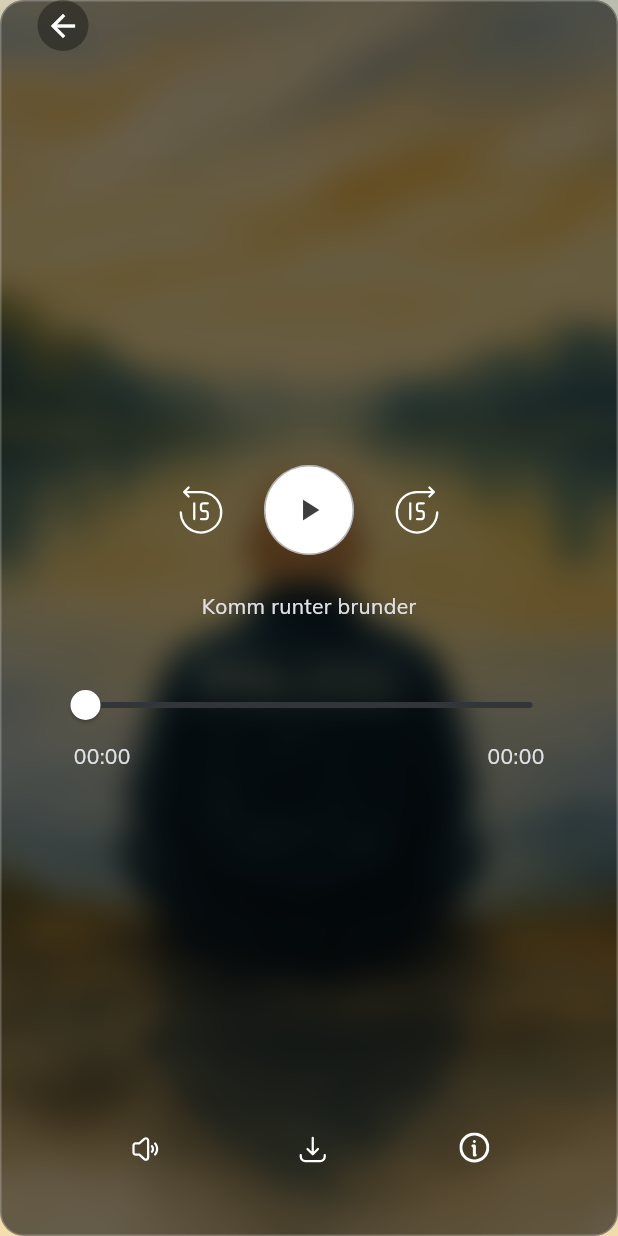
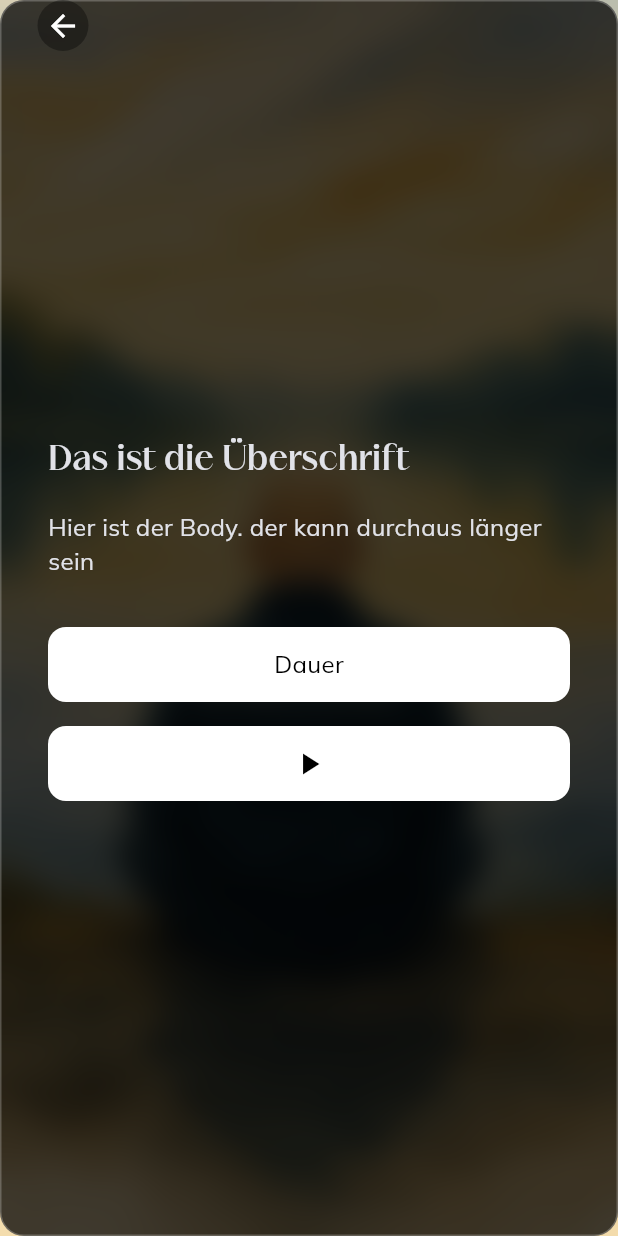
Before and after one commit to christianbachmannweb/poliZen, a Flutter app: the screen it shows after launch, after a tap on "Akzeptanz", on a phone screen of 412 x 824 dp. Run offline on Flutter 3.47's test engine with Material 3 defaults, Android fonts, the light colour scheme and no system bars; our stand-ins replace audioplayers, auto_route, cached_network_image, dartz, flutter_svg, like_button and 2 more; network calls fail.

Commit message:
PreMediation Page hinzugefügt

```diff
--- a/lib/bootstrap.dart
+++ b/lib/bootstrap.dart
@@ -1,6 +1,8 @@
 import 'package:flutter/material.dart';
+import 'package:polizen_app/data/repositories/blog_repository.dart';
 import 'package:polizen_app/presentation/app.dart';
 
 void bootstrap() {
+  BlogRepository().getBlogs();
   runApp(MyApp());
 }
--- /dev/null
+++ b/lib/core/error/failiure.dart
@@ -0,0 +1,6 @@
+class Failiure {
+  final String message;
+  final int statusCode;
+
+  Failiure({required this.message, required this.statusCode});
+}
--- a/lib/core/routes/app_router.dart
+++ b/lib/core/routes/app_router.dart
@@ -8,5 +8,6 @@
     AutoRoute(page: DetailRoute.page),
     AutoRoute(page: HomeRoute.page, initial: true),
     AutoRoute(page: PlayerRoute.page),
+    AutoRoute(page: PreMeditationRoute.page),
   ];
 }
--- /dev/null
+++ b/lib/data/models/pre_meditation_model.dart
@@ -0,0 +1,6 @@
+class PreMeditation {
+  final String titel;
+  final String meditationInfo;
+
+  PreMeditation({required this.titel, required this.meditationInfo});
+}
--- /dev/null
+++ b/lib/data/repositories/blog_repository.dart
@@ -0,0 +1,18 @@
+import 'dart:developer';
+
+import 'package:dartz/dartz.dart';
+import 'package:polizen_app/core/error/failiure.dart';
+import 'package:polizen_app/data/models/blog_model.dart';
+import 'package:pocketbase/pocketbase.dart';
+
+class BlogRepository {
+  Future<Either<List<Blog>, Failiure>> getBlogs() async {
+    final pb = PocketBase(
+      'http://pocketbase-n408sccgcck4c4000o84s48s.49.12.195.2.sslip.io',
+    );
+
+    final records = await pb.collection('Blog').getFullList();
+    log(records.toString());
+    return Right(Failiure(message: '', statusCode: 400));
+  }
+}
--- a/lib/presentation/pages/01_home/view/home_page.dart
+++ b/lib/presentation/pages/01_home/view/home_page.dart
@@ -68,12 +68,10 @@
                     icon1: Icons.start,
                     icon2: Icons.safety_check,
                     onTapped1: () {
-                      debugPrint('Tapped: Einführung');
                       context.pushRoute(PlayerRoute());
                     },
                     onTapped2: () {
-                      debugPrint('Tapped: Einführung');
-                      context.pushRoute(PlayerRoute());
+                      context.pushRoute(PreMeditationRoute());
                     },
                   ),
                   HomePageBtnRowWidget(
--- /dev/null
+++ b/lib/presentation/pages/info/view/pre_meditaion_page.dart
@@ -0,0 +1,102 @@
+import 'dart:ui';
+
+import 'package:auto_route/auto_route.dart';
+import 'package:flutter/material.dart';
+import 'package:polizen_app/core/theme/typography.dart';
+import 'package:polizen_app/data/models/pre_meditation_model.dart';
+
+@RoutePage()
+class PreMeditationPage extends StatelessWidget {
+  final PreMeditation preMeditation = PreMeditation(
+    titel: 'Das ist die Überschrift',
+    meditationInfo: 'Hier ist der Body. der kann durchaus länger sein',
+  );
+
+  PreMeditationPage({super.key});
+
+  @override
+  Widget build(BuildContext context) {
+    final size = MediaQuery.sizeOf(context);
+    return Scaffold(
+      body: Stack(
+        children: [
+          Positioned.fill(
+            child: Image.asset(
+              'assets/images/imageakzeptanz.png',
+              fit: BoxFit.cover,
+            ),
+          ),
+          ClipRect(
+            child: BackdropFilter(
+              filter: ImageFilter.blur(sigmaX: 10.0, sigmaY: 10.0),
+              child: Container(
+                decoration: BoxDecoration(
+                  color: Colors.black12.withAlpha(190),
+                  borderRadius: BorderRadius.circular(16),
+                  border: Border.all(width: 1, color: Colors.white24),
+                ),
+              ),
+            ),
+          ),
+          Padding(
+            padding: const EdgeInsets.symmetric(horizontal: 32.0),
+            child: Column(
+              mainAxisAlignment: MainAxisAlignment.center,
+              crossAxisAlignment: CrossAxisAlignment.start,
+
+              children: [
+                Text(preMeditation.titel, style: AppFonts.h2),
+                const SizedBox(height: 16),
+                Text(preMeditation.meditationInfo, style: AppFonts.body),
+                const SizedBox(height: 32),
+                Container(
+                  width: size.width,
+                  height: 50,
+                  decoration: BoxDecoration(
+                    color: Colors.white,
+                    borderRadius: BorderRadius.circular(12),
+                  ),
+                  child: Center(
+                    child: Text(
+                      'Dauer',
+                      style: AppFonts.body.copyWith(color: Colors.black),
+                    ),
+                  ),
+                ),
+                const SizedBox(height: 16),
+                Container(
+                  width: size.width,
+                  height: 50,
+                  decoration: BoxDecoration(
+                    color: Colors.white,
+                    borderRadius: BorderRadius.circular(12),
+                  ),
+                  child: Icon(Icons.play_arrow, color: Colors.black),
+                ),
+              ],
+            ),
+          ),
+          SafeArea(
+            child: Padding(
+              padding: EdgeInsets.only(left: 25),
+              child: InkWell(
+                onTap: () {
+                  context.router.back();
+                },
+
+                child: Container(
+                  padding: EdgeInsets.all(5),
+                  decoration: BoxDecoration(
+                    color: Colors.black.withAlpha(90),
+                    borderRadius: BorderRadius.circular(200),
+                  ),
+                  child: Icon(Icons.arrow_back, color: Colors.white),
+                ),
+              ),
+            ),
+          ),
+        ],
+      ),
+    );
+  }
+}
--- a/lib/presentation/pages/player/view/player_page.dart
+++ b/lib/presentation/pages/player/view/player_page.dart
@@ -8,7 +8,6 @@
 import 'package:polizen_app/core/theme/constants/colors.dart';
 import 'package:polizen_app/core/theme/typography.dart';
 import 'package:polizen_app/data/models/meditation_model.dart';
-import 'package:polizen_app/presentation/pages/player/widgets/make_dismissable_widget.dart';
 import 'package:polizen_app/presentation/pages/player/widgets/modals/show_info_modal.dart';
 
 @RoutePage()
@@ -160,8 +159,6 @@
                           const SizedBox(width: 24),
                           GestureDetector(
                             onTap: () async {
-                              final newPosition =
-                                  position + Duration(seconds: 15);
                               await audioPlayer.seek(
                                 position + Duration(seconds: 15) < duration
                                     ? position + Duration(seconds: 15)
--- a/lib/presentation/pages/player/widgets/modals/show_info_modal.dart
+++ b/lib/presentation/pages/player/widgets/modals/show_info_modal.dart
@@ -1,5 +1,4 @@
 import 'package:flutter/material.dart';
-import 'package:flutter/widgets.dart';
 import 'package:flutter_svg/svg.dart';
 import 'package:polizen_app/core/theme/typography.dart';
 import 'package:polizen_app/presentation/pages/player/widgets/make_dismissable_widget.dart';
--- a/pubspec.yaml
+++ b/pubspec.yaml
@@ -32,6 +32,7 @@
   auto_route: ^10.1.0+1
   cached_network_image: ^3.4.1
   cupertino_icons: ^1.0.8
+  dartz: ^0.10.1
   flutter:
     sdk: flutter
   flutter_svg: ^2.1.0
@@ -39,6 +40,7 @@
   intl: ^0.20.2
   like_button: ^2.1.0
   percent_indicator: ^4.2.5
+  pocketbase: ^0.23.0
 
 dev_dependencies:
   auto_route_generator: ^10.2.3
```
Also changed, not shown: lib/core/routes/app_router.gr.dart, pubspec.lock.
